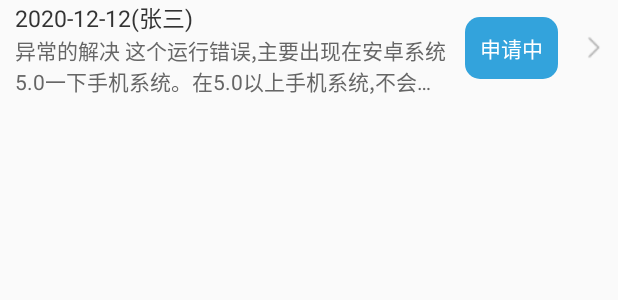
After one commit to lvjie0519/MyDNStudyProject, an Android app: the layout item_rv_apply_list.xml on its own in the app's theme, with its tools: preview values and no code run, on a phone screen of 412 x 824 dp. The commit adds this screen. Shown: the top 300 px of the screen. Run offline under Robolectric (Android 15) with nearby library versions, the phone set to English and light mode, and no system bars.

Commit message:
列表的实现

```diff
--- a/app/build.gradle
+++ b/app/build.gradle
@@ -32,4 +32,6 @@ dependencies {
     annotationProcessor "com.github.Raizlabs.DBFlow:dbflow-processor:${dbFlow_version}"
     implementation "com.github.Raizlabs.DBFlow:dbflow-core:${dbFlow_version}"
     implementation "com.github.Raizlabs.DBFlow:dbflow:${dbFlow_version}"
+
+    implementation 'io.reactivex:rxandroid:1.0.1'
 }
--- /dev/null
+++ b/app/src/main/res/drawable/btn_frame_corner.xml
@@ -0,0 +1,7 @@
+<?xml version="1.0" encoding="utf-8"?>
+<shape  xmlns:android="http://schemas.android.com/apk/res/android">
+
+    <solid android:color="#33a3dc" />
+    <corners android:radius="10dp"/>
+
+</shape >
--- /dev/null
+++ b/app/src/main/res/layout/item_rv_apply_list.xml
@@ -0,0 +1,58 @@
+<?xml version="1.0" encoding="utf-8"?>
+<LinearLayout xmlns:android="http://schemas.android.com/apk/res/android"
+    android:layout_width="match_parent"
+    android:layout_height="64dp"
+    android:orientation="horizontal"
+    android:layout_marginLeft="10dp"
+    android:layout_marginRight="10dp"
+    android:id="@+id/layout_item"
+    android:gravity="center_vertical">
+
+    <LinearLayout
+        android:layout_width="0dp"
+        android:layout_height="match_parent"
+        android:layout_weight="1"
+        android:orientation="vertical"
+        android:gravity="center_vertical">
+
+        <TextView
+            android:id="@+id/tv_name_time"
+            android:layout_width="wrap_content"
+            android:layout_height="wrap_content"
+            android:text="2020-12-12(张三)"
+            android:textSize="15sp"
+            android:textColor="#333333"
+            />
+        <TextView
+            android:id="@+id/tv_apply_info"
+            android:layout_width="wrap_content"
+            android:layout_height="wrap_content"
+            android:maxLines="2"
+            android:text="异常的解决 这个运行错误,主要出现在安卓系统5.0一下手机系统。在5.0以上手机系统,不会出现这个错误."
+            android:textSize="14sp"
+            android:textColor="#666666"
+            android:ellipsize="end"
+            />
+
+    </LinearLayout>
+
+    <TextView
+        android:id="@+id/tv_apply_status"
+        android:layout_width="wrap_content"
+        android:layout_height="wrap_content"
+        android:layout_marginLeft="10dp"
+        android:text="申请中"
+        android:textColor="#ffffff"
+        android:textSize="14sp"
+        android:padding="10dp"
+        android:background="@drawable/btn_frame_corner"
+        />
+
+    <ImageView
+        android:layout_width="30dp"
+        android:layout_height="30dp"
+        android:background="@drawable/icon_right_arrow"
+        />
+
+
+</LinearLayout>
```
Also changed, not shown: app/src/main/java/com/example/mydnstudyproject/interview/zly/ZhongNanYuanMainActivity.java (+44 -0 lines), app/src/main/java/com/example/mydnstudyproject/interview/zly/adapter/RvApplyListAdapter.java (added, +80 -0 lines), app/src/main/res/drawable-xhdpi/icon_list_item_divider.webp (added), app/src/main/res/drawable-xhdpi/icon_right_arrow.png (added).
